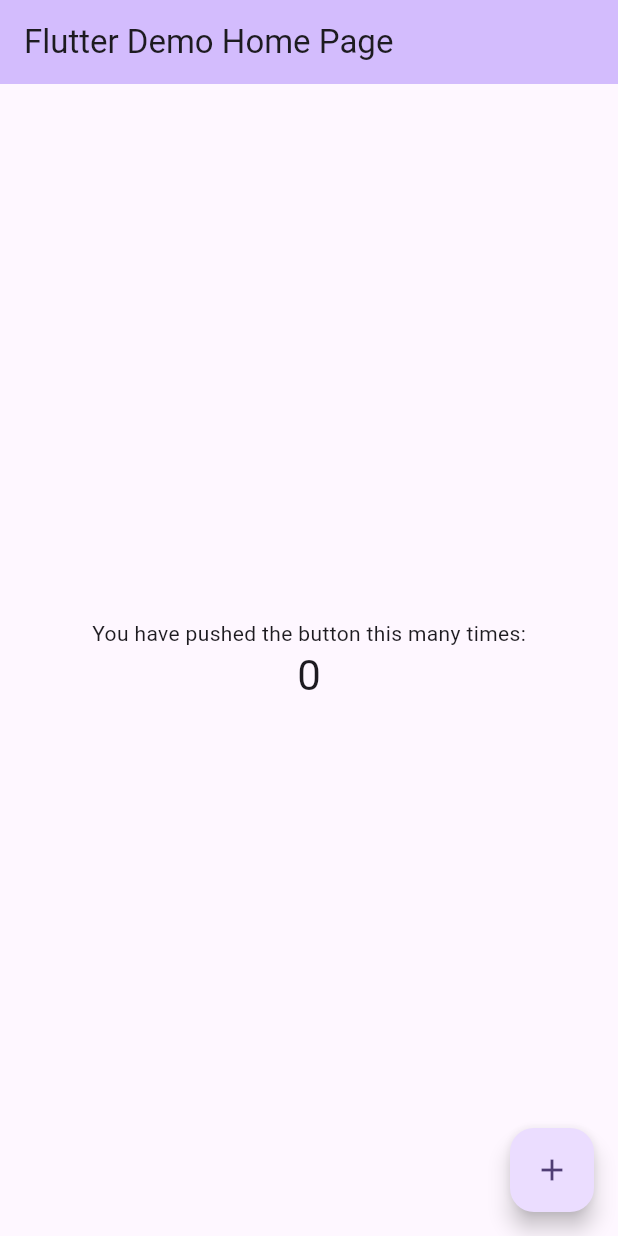
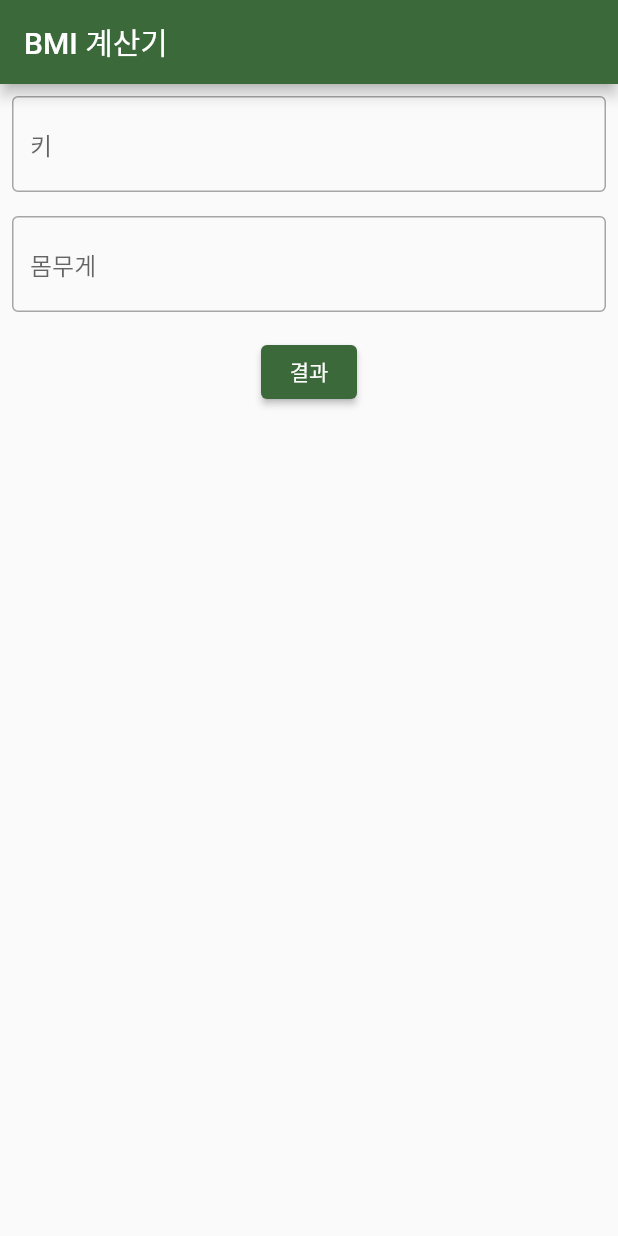
Before and after one commit to LeeJincheon/bmi_calculator, a Flutter app: the screen it shows after launch, on a phone screen of 412 x 824 dp. Run offline on Flutter 3.47's test engine with Material 3 defaults, Android fonts, the phone set to English and light mode, and no system bars.

Commit message:
main: main 화면 작성

```diff
--- a/lib/main.dart
+++ b/lib/main.dart
@@ -1,3 +1,4 @@
+import 'package:bmi_calculator/main/main_screen.dart';
 import 'package:flutter/material.dart';
 
 void main() {
@@ -7,119 +8,15 @@ void main() {
 class MyApp extends StatelessWidget {
   const MyApp({super.key});
 
-  // This widget is the root of your application.
   @override
   Widget build(BuildContext context) {
     return MaterialApp(
       title: 'Flutter Demo',
       theme: ThemeData(
-        // This is the theme of your application.
-        //
-        // TRY THIS: Try running your application with "flutter run". You'll see
-        // the application has a purple toolbar. Then, without quitting the app,
-        // try changing the seedColor in the colorScheme below to Colors.green
-        // and then invoke "hot reload" (save your changes or press the "hot
-        // reload" button in a Flutter-supported IDE, or press "r" if you used
-        // the command line to start the app).
-        //
-        // Notice that the counter didn't reset back to zero; the application
-        // state is not lost during the reload. To reset the state, use hot
-        // restart instead.
-        //
-        // This works for code too, not just values: Most code changes can be
-        // tested with just a hot reload.
-        colorScheme: ColorScheme.fromSeed(seedColor: Colors.deepPurple),
-        useMaterial3: true,
+        colorScheme: ColorScheme.fromSeed(seedColor: Colors.green),
+        useMaterial3: false,
       ),
-      home: const MyHomePage(title: 'Flutter Demo Home Page'),
+      home: const MainScreen(),
     );
   }
 }
-
-class MyHomePage extends StatefulWidget {
-  const MyHomePage({super.key, required this.title});
-
-  // This widget is the home page of your application. It is stateful, meaning
-  // that it has a State object (defined below) that contains fields that affect
-  // how it looks.
-
-  // This class is the configuration for the state. It holds the values (in this
-  // case the title) provided by the parent (in this case the App widget) and
-  // used by the build method of the State. Fields in a Widget subclass are
-  // always marked "final".
-
-  final String title;
-
-  @override
-  State<MyHomePage> createState() => _MyHomePageState();
-}
-
-class _MyHomePageState extends State<MyHomePage> {
-  int _counter = 0;
-
-  void _incrementCounter() {
-    setState(() {
-      // This call to setState tells the Flutter framework that something has
-      // changed in this State, which causes it to rerun the build method below
-      // so that the display can reflect the updated values. If we changed
-      // _counter without calling setState(), then the build method would not be
-      // called again, and so nothing would appear to happen.
-      _counter++;
-    });
-  }
-
-  @override
-  Widget build(BuildContext context) {
-    // This method is rerun every time setState is called, for instance as done
-    // by the _incrementCounter method above.
-    //
-    // The Flutter framework has been optimized to make rerunning build methods
-    // fast, so that you can just rebuild anything that needs updating rather
-    // than having to individually change instances of widgets.
-    return Scaffold(
-      appBar: AppBar(
-        // TRY THIS: Try changing the color here to a specific color (to
-        // Colors.amber, perhaps?) and trigger a hot reload to see the AppBar
-        // change color while the other colors stay the same.
-        backgroundColor: Theme.of(context).colorScheme.inversePrimary,
-        // Here we take the value from the MyHomePage object that was created by
-        // the App.build method, and use it to set our appbar title.
-        title: Text(widget.title),
-      ),
-      body: Center(
-        // Center is a layout widget. It takes a single child and positions it
-        // in the middle of the parent.
-        child: Column(
-          // Column is also a layout widget. It takes a list of children and
-          // arranges them vertically. By default, it sizes itself to fit its
-          // children horizontally, and tries to be as tall as its parent.
-          //
-          // Column has various properties to control how it sizes itself and
-          // how it positions its children. Here we use mainAxisAlignment to
-          // center the children vertically; the main axis here is the vertical
-          // axis because Columns are vertical (the cross axis would be
-          // horizontal).
-          //
-          // TRY THIS: Invoke "debug painting" (choose the "Toggle Debug Paint"
-          // action in the IDE, or press "p" in the console), to see the
-          // wireframe for each widget.
-          mainAxisAlignment: MainAxisAlignment.center,
-          children: <Widget>[
-            const Text(
-              'You have pushed the button this many times:',
-            ),
-            Text(
-              '$_counter',
-              style: Theme.of(context).textTheme.headlineMedium,
-            ),
-          ],
-        ),
-      ),
-      floatingActionButton: FloatingActionButton(
-        onPressed: _incrementCounter,
-        tooltip: 'Increment',
-        child: const Icon(Icons.add),
-      ), // This trailing comma makes auto-formatting nicer for build methods.
-    );
-  }
-}
--- /dev/null
+++ b/lib/main/main_screen.dart
@@ -0,0 +1,67 @@
+import 'package:flutter/material.dart';
+
+class MainScreen extends StatefulWidget {
+  const MainScreen({super.key});
+
+  @override
+  State<MainScreen> createState() => _MainScreenState();
+}
+
+class _MainScreenState extends State<MainScreen> {
+  final _formKey = GlobalKey<FormState>();
+
+  @override
+  Widget build(BuildContext context) {
+    return Scaffold(
+      appBar: AppBar(
+        title: const Text('BMI 계산기'),
+      ),
+      body: Padding(
+        padding: const EdgeInsets.all(8.0),
+        child: Form(
+          key: _formKey,
+          child: Column(
+            children: [
+              TextFormField(
+                decoration: const InputDecoration(
+                    border: OutlineInputBorder(), hintText: '키'),
+                keyboardType: TextInputType.number,
+                validator: (value) {
+                  if (value == null || value.isEmpty) {
+                    return '키를 입력하세요.';
+                  }
+                  return null;
+                },
+              ),
+              const SizedBox(
+                height: 16,
+              ),
+              TextFormField(
+                decoration: const InputDecoration(
+                    border: OutlineInputBorder(), hintText: '몸무게'),
+                keyboardType: TextInputType.number,
+                validator: (value) {
+                  if (value == null || value.isEmpty) {
+                    return '몸무게를 입력하세요.';
+                  }
+                  return null;
+                },
+              ),
+              const SizedBox(
+                height: 16,
+              ),
+              ElevatedButton(
+                onPressed: () {
+                  if (_formKey.currentState?.validate() ?? false) {
+
+                  }
+                },
+                child: const Text('결과'),
+              ),
+            ],
+          ),
+        ),
+      ),
+    );
+  }
+}
```
